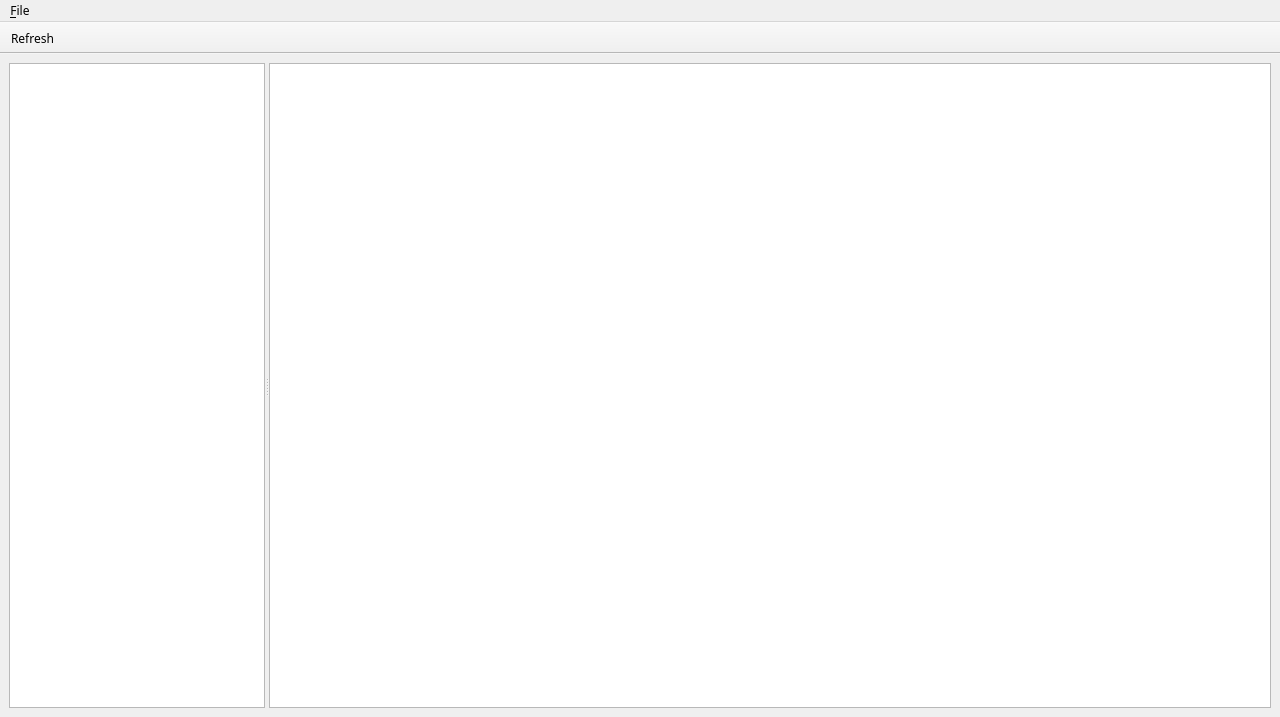
Old version of the form ui/main_wnd.ui in the repository metapsycho/tagger.
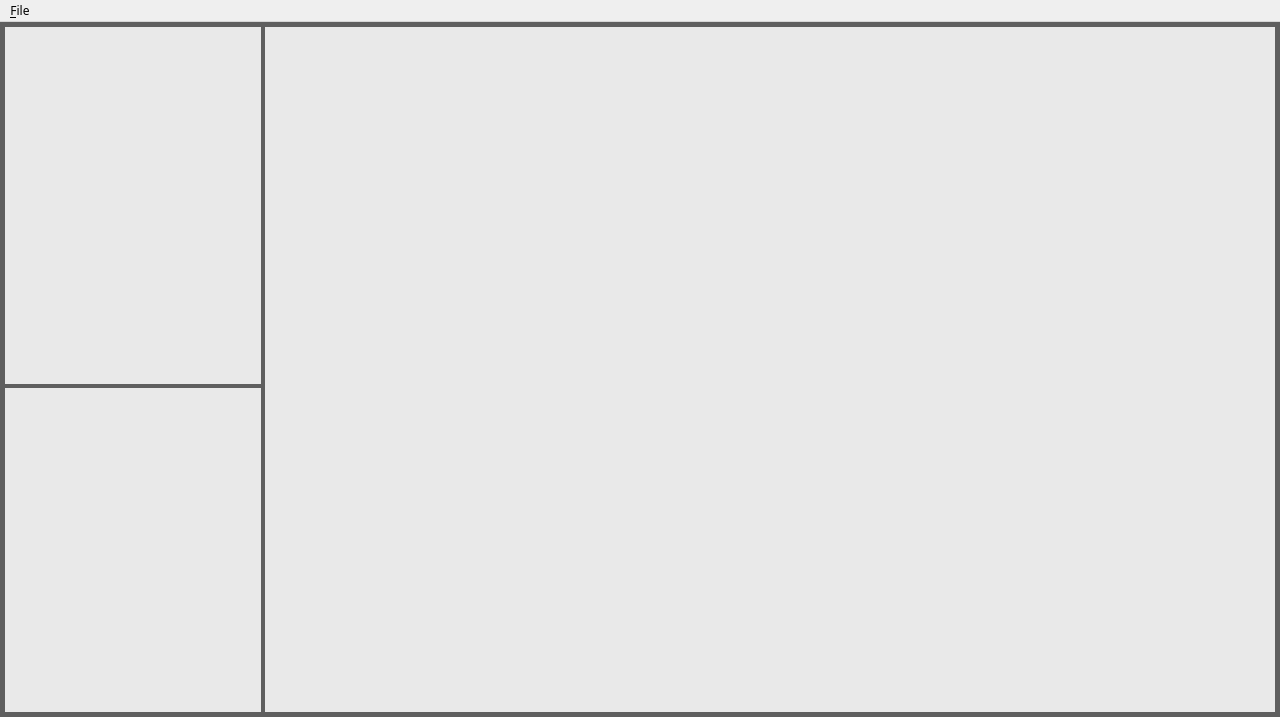
New version of the form.

```diff
--- a/ui/main_wnd.ui
+++ b/ui/main_wnd.ui
@@ -25,7 +25,32 @@
      <verstretch>0</verstretch>
     </sizepolicy>
    </property>
-   <layout class="QHBoxLayout" name="horizontalLayout">
+   <property name="styleSheet">
+    <string notr="true">QSplitter::handle
+{
+	background-color: rgb(95, 95, 95);
+}
+QWidget#centralWidget
+{
+	background-color: rgb(95, 95, 95);
+}</string>
+   </property>
+   <layout class="QHBoxLayout" name="centralLayout">
+    <property name="spacing">
+     <number>0</number>
+    </property>
+    <property name="leftMargin">
+     <number>5</number>
+    </property>
+    <property name="topMargin">
+     <number>5</number>
+    </property>
+    <property name="rightMargin">
+     <number>5</number>
+    </property>
+    <property name="bottomMargin">
+     <number>5</number>
+    </property>
     <item>
      <widget class="QSplitter" name="hsplitter">
       <property name="orientation">
@@ -35,7 +60,51 @@
        <property name="orientation">
         <enum>Qt::Vertical</enum>
        </property>
-       <widget class="QListView" name="tagView"/>
+       <widget class="QWidget" name="verticalLayoutWidget">
+        <layout class="QVBoxLayout" name="verticalLayout">
+         <property name="spacing">
+          <number>0</number>
+         </property>
+         <item>
+          <widget class="QLineEdit" name="cwdView">
+           <property name="font">
+            <font>
+             <family>微软雅黑</family>
+             <weight>75</weight>
+             <bold>true</bold>
+            </font>
+           </property>
+           <property name="styleSheet">
+            <string notr="true">background-color: rgb(233, 233, 233);</string>
+           </property>
+           <property name="frame">
+            <bool>false</bool>
+           </property>
+           <property name="readOnly">
+            <bool>true</bool>
+           </property>
+          </widget>
+         </item>
+         <item>
+          <widget class="QListView" name="folderView">
+           <property name="styleSheet">
+            <string notr="true">background-color: rgb(233, 233, 233);</string>
+           </property>
+           <property name="frameShape">
+            <enum>QFrame::NoFrame</enum>
+           </property>
+          </widget>
+         </item>
+        </layout>
+       </widget>
+       <widget class="QListView" name="tagView">
+        <property name="styleSheet">
+         <string notr="true">background-color: rgb(233, 233, 233);</string>
+        </property>
+        <property name="frameShape">
+         <enum>QFrame::NoFrame</enum>
+        </property>
+       </widget>
       </widget>
       <widget class="QTableView" name="fileView">
        <property name="sizePolicy">
@@ -44,6 +113,12 @@
          <verstretch>0</verstretch>
         </sizepolicy>
        </property>
+       <property name="styleSheet">
+        <string notr="true">background-color: rgb(233, 233, 233);</string>
+       </property>
+       <property name="frameShape">
+        <enum>QFrame::NoFrame</enum>
+       </property>
       </widget>
      </widget>
     </item>
@@ -72,27 +147,6 @@
    </widget>
    <addaction name="menuFile"/>
   </widget>
-  <widget class="QToolBar" name="toolBar">
-   <property name="sizePolicy">
-    <sizepolicy hsizetype="Preferred" vsizetype="Preferred">
-     <horstretch>0</horstretch>
-     <verstretch>0</verstretch>
-    </sizepolicy>
-   </property>
-   <property name="windowTitle">
-    <string>toolBar</string>
-   </property>
-   <property name="movable">
-    <bool>false</bool>
-   </property>
-   <attribute name="toolBarArea">
-    <enum>TopToolBarArea</enum>
-   </attribute>
-   <attribute name="toolBarBreak">
-    <bool>false</bool>
-   </attribute>
-   <addaction name="actRefresh"/>
-  </widget>
   <action name="actSetRepo">
    <property name="text">
     <string>Set &amp;Repo...</string>
@@ -104,14 +158,6 @@
     <string>Ctrl+R</string>
    </property>
   </action>
-  <action name="actRefresh">
-   <property name="text">
-    <string>Refresh</string>
-   </property>
-   <property name="shortcut">
-    <string>F5</string>
-   </property>
-  </action>
   <action name="actLoadTags">
    <property name="text">
     <string>L&amp;oad Tags...</string>
```
Left out of the diff: 7 changed lines with no effect on the pictures.
